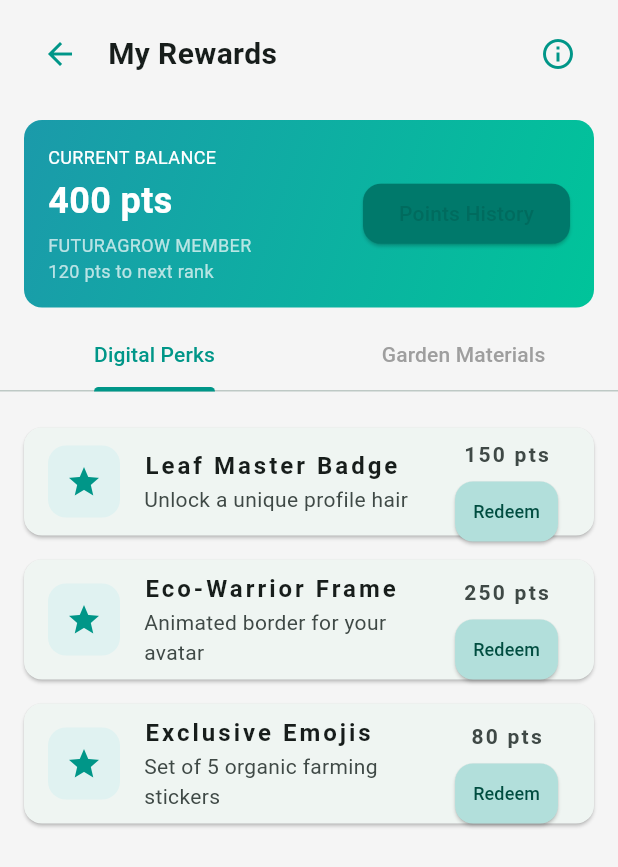
After one commit to KwanJunEr/kitahack_2026, a Flutter app: the RewardsScreen screen opened by its route, on a phone screen of 412 x 824 dp. The commit adds this screen. Shown: the top 867 px of the screen. Run offline on Flutter 3.47's test engine with Material 3 defaults, Android fonts, the phone set to English and light mode, and no system bars; our stand-ins replace cloud_firestore, firebase_auth, firebase_core; accounts and stored records are empty.

Commit message:
added my rewards screen

```diff
--- a/lib/features/personal_profile/screens/personal_profile.dart
+++ b/lib/features/personal_profile/screens/personal_profile.dart
@@ -53,7 +53,7 @@ class ProfileScreen extends StatelessWidget {
                       borderRadius: BorderRadius.circular(12),
                     ),
                     child: const Text(
-                      'PRO',
+                      '400XP',
                       style: TextStyle(color: Colors.white, fontSize: 10),
                     ),
                   ),
@@ -83,7 +83,7 @@ class ProfileScreen extends StatelessWidget {
                   mainAxisAlignment: MainAxisAlignment.spaceBetween,
                   children: [
                     _statCard('8', 'PLANTS GROWN', Icons.local_florist),
-                    _statCard('5', 'CONTRIBUTIONS', Icons.favorite),
+                    _statCard('5', 'COMMUNITY CONTRIBUTIONS', Icons.favorite),
                     _statCard('12kg', 'CO2 OFFSET', Icons.cloud),
                   ],
                 ),
--- /dev/null
+++ b/lib/features/personal_profile/screens/rewards_screen.dart
@@ -0,0 +1,349 @@
+import 'package:flutter/material.dart';
+
+class RewardsScreen extends StatefulWidget {
+  const RewardsScreen({super.key});
+
+  @override
+  State<RewardsScreen> createState() => _RewardsScreenState();
+}
+
+class _RewardsScreenState extends State<RewardsScreen>
+    with TickerProviderStateMixin {
+  late TabController _tabController;
+
+  // Example quantities for Garden Materials
+  int organicSoilQty = 1;
+  int heirloomSeedsQty = 1;
+
+  // User points
+  int userPoints = 400;
+
+  @override
+  void initState() {
+    super.initState();
+    _tabController = TabController(length: 2, vsync: this);
+  }
+
+  @override
+  void dispose() {
+    _tabController.dispose();
+    super.dispose();
+  }
+
+  @override
+  Widget build(BuildContext context) {
+    return Scaffold(
+      backgroundColor: const Color(0xFFF5F5F5),
+      // allow automatic resize when keyboard/snack bars appear
+      resizeToAvoidBottomInset: true,
+      body: SafeArea(
+        child: Column(
+          children: [
+            // Top bar with back button and title
+            Padding(
+              padding: const EdgeInsets.symmetric(horizontal: 16, vertical: 12),
+              child: Row(
+                children: [
+                  IconButton(
+                    icon: const Icon(Icons.arrow_back, color: Colors.teal),
+                    onPressed: () {
+                      Navigator.pop(context);
+                    },
+                  ),
+                  const SizedBox(width: 8),
+                  const Text(
+                    'My Rewards',
+                    style: TextStyle(fontSize: 20, fontWeight: FontWeight.bold),
+                  ),
+                  const Spacer(),
+                  IconButton(
+                    icon: const Icon(Icons.info_outline, color: Colors.teal),
+                    onPressed: () {
+                      // Show info dialog or screen
+                    },
+                  ),
+                ],
+              ),
+            ),
+
+            // Current balance card
+            Padding(
+              padding: const EdgeInsets.symmetric(horizontal: 16, vertical: 8),
+              child: Container(
+                decoration: BoxDecoration(
+                  borderRadius: BorderRadius.circular(12),
+                  gradient: const LinearGradient(
+                    colors: [Color(0xFF1B9AAA), Color(0xFF00C49A)],
+                    begin: Alignment.topLeft,
+                    end: Alignment.bottomRight,
+                  ),
+                ),
+                padding: const EdgeInsets.all(16),
+                child: Row(
+                  mainAxisAlignment: MainAxisAlignment.spaceBetween,
+                  children: [
+                    Column(
+                      crossAxisAlignment: CrossAxisAlignment.start,
+                      children: [
+                        const Text(
+                          'CURRENT BALANCE',
+                          style: TextStyle(color: Colors.white, fontSize: 12),
+                        ),
+                        const SizedBox(height: 4),
+                        Text(
+                          '$userPoints pts',
+                          style: const TextStyle(
+                              color: Colors.white,
+                              fontSize: 24,
+                              fontWeight: FontWeight.bold),
+                        ),
+                        const SizedBox(height: 4),
+                        const Text(
+                          'FUTURAGROW MEMBER\n120 pts to next rank',
+                          style: TextStyle(color: Colors.white70, fontSize: 12),
+                        ),
+                      ],
+                    ),
+                    ElevatedButton(
+                      onPressed: () {
+                        // Navigate to points history
+                      },
+                      style: ElevatedButton.styleFrom(
+                        backgroundColor: Colors.teal.shade700,
+                        shape: RoundedRectangleBorder(
+                          borderRadius: BorderRadius.circular(12),
+                        ),
+                      ),
+                      child: const Text('Points History'),
+                    ),
+                  ],
+                ),
+              ),
+            ),
+
+            // Tabs
+            TabBar(
+              controller: _tabController,
+              labelColor: Colors.teal,
+              unselectedLabelColor: Colors.grey,
+              indicatorColor: Colors.teal,
+              tabs: const [
+                Tab(text: 'Digital Perks'),
+                Tab(text: 'Garden Materials'),
+              ],
+            ),
+
+            // Flexible Tab views to prevent overflow
+            Flexible(
+              child: TabBarView(
+                controller: _tabController,
+                children: [
+                  // Digital Perks
+                  SingleChildScrollView(
+                    padding: const EdgeInsets.all(16),
+                    child: Column(
+                      children: [
+                        _rewardCard('Leaf Master Badge',
+                            'Unlock a unique profile hair', 150),
+                        _rewardCard('Eco-Warrior Frame',
+                            'Animated border for your avatar', 250),
+                        _rewardCard('Exclusive Emojis',
+                            'Set of 5 organic farming stickers', 80),
+                      ],
+                    ),
+                  ),
+
+                  // Garden Materials
+                  SingleChildScrollView(
+                    padding: const EdgeInsets.all(16),
+                    child: Column(
+                      children: [
+                        _gardenMaterialCard(
+                          'Organic Soil (2kg)',
+                          200,
+                          quantity: organicSoilQty,
+                          onQuantityChanged: (val) {
+                            setState(() {
+                              organicSoilQty = val;
+                            });
+                          },
+                        ),
+                        _gardenMaterialCard(
+                          'Heirloom Seeds',
+                          120,
+                          quantity: heirloomSeedsQty,
+                          onQuantityChanged: (val) {
+                            setState(() {
+                              heirloomSeedsQty = val;
+                            });
+                          },
+                        ),
+                      ],
+                    ),
+                  ),
+                ],
+              ),
+            ),
+          ],
+        ),
+      ),
+    );
+  }
+
+  Widget _rewardCard(String title, String subtitle, int points) {
+    return Card(
+      margin: const EdgeInsets.symmetric(vertical: 8),
+      shape: RoundedRectangleBorder(borderRadius: BorderRadius.circular(12)),
+      child: ListTile(
+        leading: Container(
+          width: 48,
+          height: 48,
+          decoration: BoxDecoration(
+            color: Colors.teal.shade50,
+            borderRadius: BorderRadius.circular(12),
+          ),
+          child: const Icon(Icons.star, color: Colors.teal),
+        ),
+        title: Text(title, style: const TextStyle(fontWeight: FontWeight.bold)),
+        subtitle: Text(subtitle),
+        trailing: Column(
+          mainAxisAlignment: MainAxisAlignment.center,
+          children: [
+            Text('$points pts', style: const TextStyle(fontWeight: FontWeight.bold)),
+            const SizedBox(height: 4),
+            ElevatedButton(
+              onPressed: () {
+                _showPurchaseDialog(title, points, 1);
+              },
+              style: ElevatedButton.styleFrom(
+                backgroundColor: Colors.teal.shade100,
+                foregroundColor: Colors.teal.shade900,
+                padding: const EdgeInsets.symmetric(horizontal: 12, vertical: 4),
+                shape: RoundedRectangleBorder(
+                  borderRadius: BorderRadius.circular(12),
+                ),
+              ),
+              child: const Text('Redeem', style: TextStyle(fontSize: 12)),
+            ),
+          ],
+        ),
+      ),
+    );
+  }
+
+  Widget _gardenMaterialCard(
+    String title,
+    int points, {
+    required int quantity,
+    required Function(int) onQuantityChanged,
+  }) {
+    return Card(
+      margin: const EdgeInsets.symmetric(vertical: 8),
+      shape: RoundedRectangleBorder(borderRadius: BorderRadius.circular(12)),
+      child: Padding(
+        padding: const EdgeInsets.all(12),
+        child: Column(
+          children: [
+            Container(
+              width: double.infinity,
+              height: 100,
+              decoration: BoxDecoration(
+                color: Colors.teal.shade50,
+                borderRadius: BorderRadius.circular(12),
+              ),
+              child: const Icon(Icons.spa, color: Colors.teal, size: 48),
+            ),
+            const SizedBox(height: 8),
+            Text(title, style: const TextStyle(fontWeight: FontWeight.bold)),
+            const SizedBox(height: 4),
+            Row(
+              mainAxisAlignment: MainAxisAlignment.spaceBetween,
+              children: [
+                Text('$points pts',
+                    style:
+                        const TextStyle(color: Colors.teal, fontWeight: FontWeight.bold)),
+                Row(
+                  children: [
+                    IconButton(
+                      icon: const Icon(Icons.remove_circle_outline, color: Colors.teal),
+                      onPressed: () {
+                        if (quantity > 1) onQuantityChanged(quantity - 1);
+                      },
+                    ),
+                    Text(quantity.toString(),
+                        style: const TextStyle(fontWeight: FontWeight.bold)),
+                    IconButton(
+                      icon: const Icon(Icons.add_circle_outline, color: Colors.teal),
+                      onPressed: () {
+                        onQuantityChanged(quantity + 1);
+                      },
+                    ),
+                  ],
+                ),
+              ],
+            ),
+            ElevatedButton(
+              onPressed: () {
+                _showPurchaseDialog(title, points, quantity);
+              },
+              style: ElevatedButton.styleFrom(
+                backgroundColor: Colors.teal.shade700,
+                shape: RoundedRectangleBorder(borderRadius: BorderRadius.circular(12)),
+              ),
+              child: const Text('Purchase'),
+            ),
+          ],
+        ),
+      ),
+    );
+  }
+
+  void _showPurchaseDialog(String itemName, int points, int quantity) {
+    int totalPoints = points * quantity;
+
+    showDialog(
+      context: context,
+      builder: (context) {
+        return AlertDialog(
+          title: Text('Confirm Purchase'),
+          content: Text(
+            'Do you want to spend $totalPoints pts to purchase $quantity x $itemName?',
+          ),
+          actions: [
+            TextButton(
+              onPressed: () => Navigator.pop(context),
+              child: const Text('Cancel'),
+            ),
+            ElevatedButton(
+              onPressed: () {
+                if (userPoints >= totalPoints) {
+                  setState(() {
+                    userPoints -= totalPoints;
+                  });
+
+                  Navigator.pop(context);
+
+                  ScaffoldMessenger.of(context).showSnackBar(
+                    SnackBar(
+                      content: Text('You purchased $quantity x $itemName!'),
+                      duration: const Duration(seconds: 2),
+                    ),
+                  );
+                } else {
+                  Navigator.pop(context);
+                  ScaffoldMessenger.of(context).showSnackBar(
+                    const SnackBar(
+                      content: Text('Not enough points!'),
+                      duration: Duration(seconds: 2),
+                    ),
+                  );
+                }
+              },
+              child: const Text('Confirm'),
+            ),
+          ],
+        );
+      },
+    );
+  }
+}
--- a/lib/main.dart
+++ b/lib/main.dart
@@ -5,6 +5,7 @@ import 'package:kitahack_2026/features/auth/presentation/signup_screen.dart';
 import 'package:kitahack_2026/features/home/presentation/home.dart';
 import 'package:kitahack_2026/features/onboarding/screens/onboarding_screen.dart';
 import 'package:kitahack_2026/features/personal_profile/screens/personal_profile.dart';
+import 'package:kitahack_2026/features/personal_profile/screens/rewards_screen.dart';
 import 'package:kitahack_2026/features/welcome/presentation/welcome_screen.dart';
 import 'firebase_options.dart';
 import 'core/theme/app_theme.dart';
@@ -39,6 +40,7 @@ class MyApp extends StatelessWidget {
         '/sign-up' : (context) => const SignUpScreen(),
         '/home' : (context) => const HomeScreen(),
         '/profile': (context) => const ProfileScreen(),
+        '/my_rewards': (context) => const RewardsScreen(),
       }
     );
   }
```
